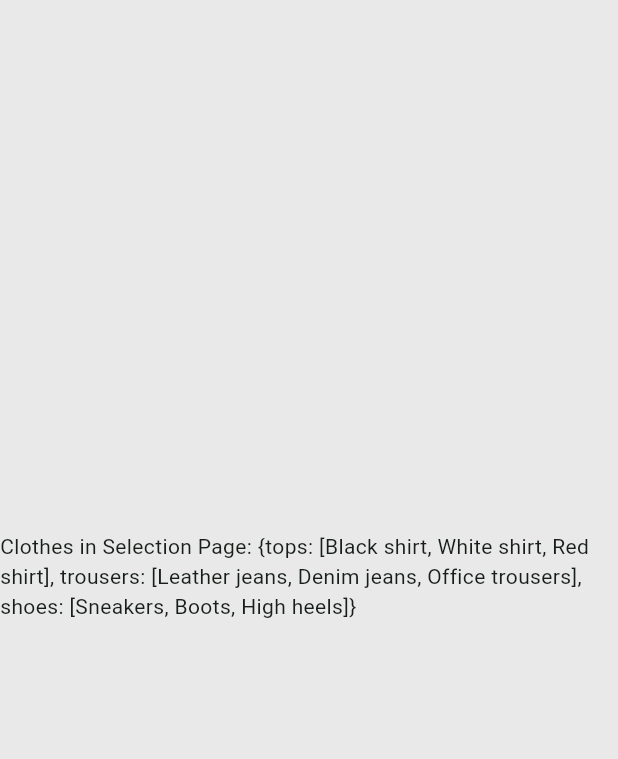
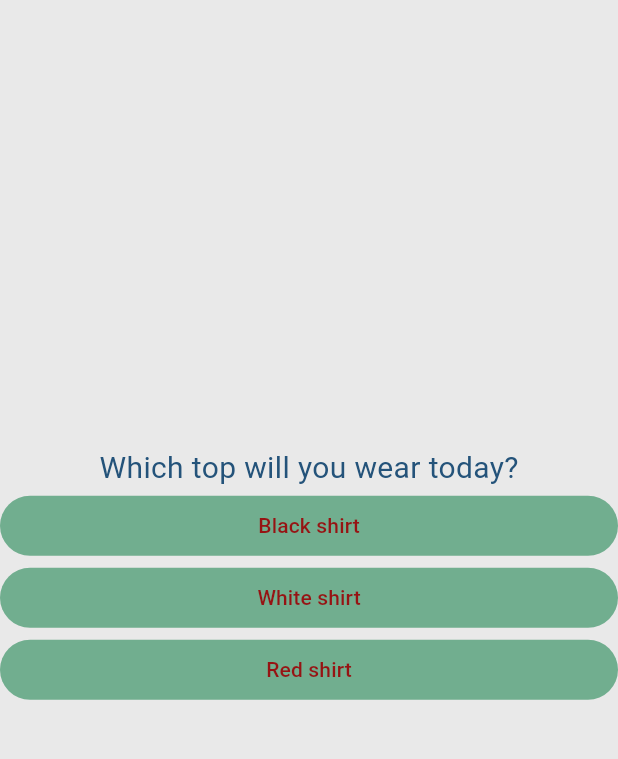
Before and after one commit to teonakuzmanovska/Mobile_Information_Systems, a Flutter app: the screen it shows after launch, after a tap on "Next", on a phone screen of 412 x 824 dp, the part 84-843 px from its top. Run offline on Flutter 3.47's test engine with Material 3 defaults, Android fonts, the phone set to English and light mode, and no system bars.

Commit message:
implemented selection

```diff
--- a/labs/lab2/lib/main.dart
+++ b/labs/lab2/lib/main.dart
@@ -1,6 +1,6 @@
 import 'package:flutter/material.dart';
 import 'exceptions.dart';
-import 'selection.dart';
+import 'top_selection.dart';
 
 void main() {
   runApp(const MyApp());
@@ -251,7 +251,7 @@ class _MyHomePageState extends State<MyHomePage> {
             Navigator.push(
                 context,
                 MaterialPageRoute(
-                    builder: (context) => Selection(clothes: clothes)));
+                    builder: (context) => TopSelection(clothes: clothes)));
           },
           style: TextButton.styleFrom(
             backgroundColor: Color.fromARGB(255, 113, 174, 143),
--- a/labs/lab2/lib/selection.dart
+++ /dev/null
@@ -1,37 +0,0 @@
-import 'package:flutter/material.dart';
-
-class Selection extends StatefulWidget{
-  final Map<String, List<String>> clothes;
-
-  const Selection({Key? key, required this.clothes}) : super(key: key);
-
-   @override
-  _SelectionState createState() => _SelectionState();
-}
-
-class _SelectionState extends State<Selection> {
-  @override
-  Widget build(BuildContext context) {
-    return Scaffold(
-      appBar: AppBar(
-        backgroundColor: Color.fromARGB(255, 113, 174, 143),
-        title: const Text(
-          "My wardrobe",
-          style: TextStyle(
-              color: Color.fromARGB(255, 150, 19, 19),
-              fontStyle: FontStyle.italic,
-              fontWeight: FontWeight.bold),
-        ),
-        foregroundColor: Colors.white,
-      ),
-      body: Center(
-        child: Column(
-          mainAxisAlignment: MainAxisAlignment.center,
-          children: [
-            Text('Clothes in Selection Page: ${widget.clothes}'),
-          ],
-        ),
-      ),
-    );
-  }
-}
--- /dev/null
+++ b/labs/lab2/lib/top_selection.dart
@@ -0,0 +1,72 @@
+import 'package:flutter/material.dart';
+import 'trousers_selection.dart';
+
+class TopSelection extends StatefulWidget {
+  final Map<String, List<String>> clothes;
+
+  const TopSelection({Key? key, required this.clothes}) : super(key: key);
+
+  @override
+  _TopSelectionState createState() => _TopSelectionState();
+}
+
+class _TopSelectionState extends State<TopSelection> {
+  Map<String, String> outfit = {'top': "", 'trousers': "", "shoes": ""};
+
+  Widget getTextWidgets(List<String> clothings, String type) {
+    return Column(
+        children: clothings
+            .map((item) => TextButton(
+                onPressed: () {
+                  setState(() {
+                    outfit[type] = item;
+                  });
+                  print(outfit);
+                  Navigator.push(
+                      context,
+                      MaterialPageRoute(
+                          builder: (context) => TrousersSelection(
+                              clothes: widget.clothes, outfit: outfit)));
+                },
+                style: TextButton.styleFrom(
+                  backgroundColor: Color.fromARGB(255, 113, 174, 143),
+                  minimumSize:
+                      Size(double.infinity, 40), // Set the width as needed
+                ),
+                child: Text(item,
+                    style: TextStyle(color: Color.fromARGB(255, 150, 19, 19)))))
+            .toList());
+  }
+
+  @override
+  Widget build(BuildContext context) {
+    return Scaffold(
+      appBar: AppBar(
+        backgroundColor: Color.fromARGB(255, 113, 174, 143),
+        title: const Text(
+          "My wardrobe",
+          style: TextStyle(
+              color: Color.fromARGB(255, 150, 19, 19),
+              fontStyle: FontStyle.italic,
+              fontWeight: FontWeight.bold),
+        ),
+        foregroundColor: Colors.white,
+      ),
+      body: Center(
+        child: Column(
+          mainAxisAlignment: MainAxisAlignment.center,
+          children: [
+            Title(
+                color: Color.fromARGB(255, 26, 132, 173),
+                child: const Text(
+                  "Which top will you wear today?",
+                  style: TextStyle(
+                      fontSize: 20, color: Color.fromARGB(255, 36, 83, 122)),
+                )),
+            getTextWidgets(widget.clothes['tops']!, "top"),
+          ],
+        ),
+      ),
+    );
+  }
+}
```
Also changed, not shown: labs/lab2/lib/shoes_selection.dart (added, +67 -0 lines), labs/lab2/lib/trousers_selection.dart (added, +74 -0 lines).
